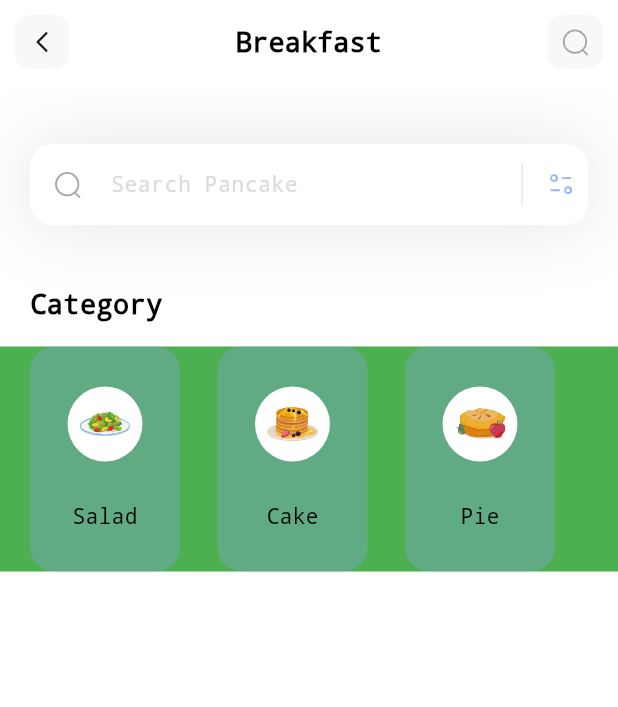
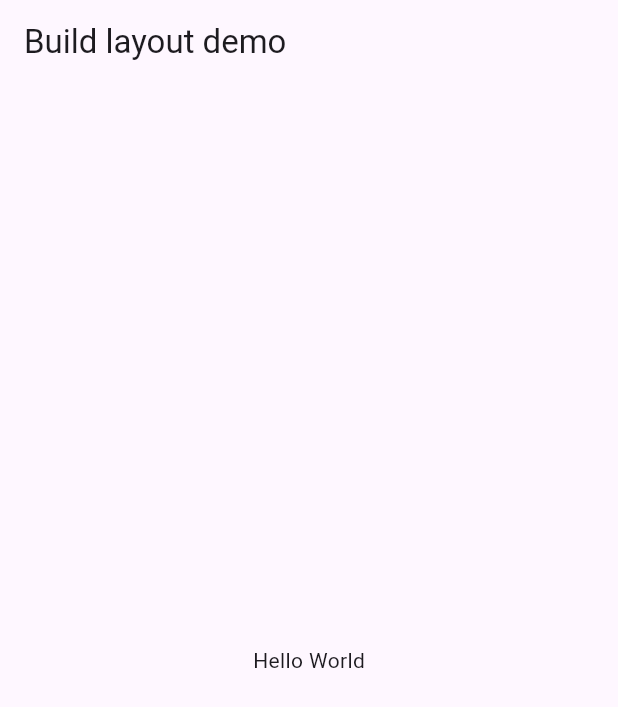
Before and after one commit to ralphmarondev/flutter-app, a Flutter app: the screen it shows after launch, on a phone screen of 412 x 824 dp. Shown: the top 707 px of the screen. Run offline on Flutter 3.47's test engine with Material 3 defaults, Android fonts, the phone set to English and light mode, and no system bars.

Commit message:
simple app layout [scaffold, appbar and body]

```diff
--- /dev/null
+++ b/lib/app1/build_layout.dart
@@ -0,0 +1,70 @@
+import 'package:flutter/material.dart';
+
+class BuildLayoutApp extends StatelessWidget {
+  const BuildLayoutApp({super.key});
+
+  @override
+  Widget build(BuildContext context) {
+    const String appTitle = 'Build layout demo';
+    return MaterialApp(
+      title: appTitle,
+      home: Scaffold(
+        appBar: AppBar(
+          title: const Text(appTitle),
+        ),
+        body: const Center(
+          child: Text('Hello World'),
+        ),
+      ),
+    );
+  }
+}
+
+// Adding the title section
+class TitleSection extends StatelessWidget {
+  const TitleSection({
+    super.key,
+    required this.name,
+    required this.location,
+  });
+
+  final String name;
+  final String location;
+
+  @override
+  Widget build(BuildContext context) {
+    return Padding(
+      padding: const EdgeInsets.all(32),
+      child: Row(
+        children: [
+          Expanded(
+              child: Column(
+            crossAxisAlignment: CrossAxisAlignment.start,
+            children: [
+              Padding(
+                padding: const EdgeInsets.only(bottom: 8),
+                child: Text(
+                  name,
+                  style: const TextStyle(
+                    fontWeight: FontWeight.bold,
+                  ),
+                ),
+              ),
+              Text(
+                location,
+                style: TextStyle(
+                  color: Colors.grey[500],
+                ),
+              ),
+            ],
+          )),
+          Icon(
+            Icons.star,
+            color: Colors.red[500],
+          ),
+          const Text('41')
+        ],
+      ),
+    );
+  }
+}
--- a/lib/main.dart
+++ b/lib/main.dart
@@ -1,20 +1,4 @@
 import 'package:flutter/material.dart';
-import 'package:flutter_app/pages/home.dart';
+import 'package:flutter_app/app1/build_layout.dart';
 
-void main() {
-  runApp(const MyApp());
-}
-
-class MyApp extends StatelessWidget {
-  const MyApp({super.key});
-
-  // This widget is the root of your application.
-  @override
-  Widget build(BuildContext context) {
-    return MaterialApp(
-      debugShowCheckedModeBanner: false,
-      theme: ThemeData(fontFamily: 'Courier New'),
-      home: HomePage(),
-    );
-  }
-}
+void main() => runApp(const BuildLayoutApp());
--- a/lib/models/category_model.dart
+++ /dev/null
@@ -1,37 +0,0 @@
-import 'package:flutter/material.dart';
-
-class CategoryModel {
-  String name;
-  String iconPath;
-  Color boxColor;
-
-  CategoryModel({
-    required this.name,
-    required this.iconPath,
-    required this.boxColor,
-  });
-
-  static List<CategoryModel> getCategories() {
-    List<CategoryModel> categories = [];
-
-    categories.add(CategoryModel(
-      name: 'Salad',
-      iconPath: 'assets/icons/plate.svg',
-      boxColor: Color(0xff92A3FD),
-    ));
-
-    categories.add(CategoryModel(
-      name: 'Cake',
-      iconPath: 'assets/icons/pancakes.svg',
-      boxColor: Color(0xff92A3FD),
-    ));
-
-    categories.add(CategoryModel(
-      name: 'Pie',
-      iconPath: 'assets/icons/pie.svg',
-      boxColor: Color(0xff92A3FD),
-    ));
-
-    return categories;
-  }
-}
--- a/lib/models/diet_model.dart
+++ /dev/null
@@ -1,28 +0,0 @@
-class DietModel {
-  String name, iconPath, level, duration, calorie;
-  bool viewIsSelected;
-
-  DietModel({
-    required this.name,
-    required this.iconPath,
-    required this.level,
-    required this.duration,
-    required this.calorie,
-    required this.viewIsSelected,
-  });
-
-  static List<DietModel> getDiets() {
-    List<DietModel> diets = [];
-
-    diets.add(DietModel(
-      name: 'Honey Pancake',
-      iconPath: 'assets/icons/honey-pancakes.svg',
-      level: 'Easy',
-      duration: '30mins',
-      calorie: '100kCal',
-      viewIsSelected: true,
-    ));
-
-    return diets;
-  }
-}
--- a/lib/pages/home.dart
+++ /dev/null
@@ -1,213 +0,0 @@
-import "dart:js_interop";
-
-import "package:flutter/material.dart";
-import "package:flutter/widgets.dart";
-import "package:flutter_svg/flutter_svg.dart";
-
-import "../models/category_model.dart";
-
-class HomePage extends StatefulWidget {
-  HomePage({super.key});
-
-  @override
-  State<HomePage> createState() => _HomePageState();
-}
-
-class _HomePageState extends State<HomePage> {
-  List<CategoryModel> categories = [];
-
-  void _getCategories() {
-    categories = CategoryModel.getCategories();
-  }
-
-  @override
-  void initState() {
-    _getCategories();
-  }
-
-  @override
-  Widget build(BuildContext context) {
-    _getCategories();
-    return Scaffold(
-      appBar: appBar(),
-      backgroundColor: Colors.white,
-      body: Column(
-        crossAxisAlignment: CrossAxisAlignment.start,
-        children: [
-          _searchField(),
-          const SizedBox(
-            height: 40,
-          ),
-          _categoriesSection()
-        ],
-      ),
-    );
-  }
-
-  Column _categoriesSection() {
-    return Column(
-      crossAxisAlignment: CrossAxisAlignment.start,
-      children: [
-        Padding(
-          padding: const EdgeInsets.only(left: 20),
-          child: Text(
-            'Category',
-            style: TextStyle(
-              color: Colors.black,
-              fontSize: 18,
-              fontWeight: FontWeight.w600,
-            ),
-          ),
-        ),
-        SizedBox(
-          height: 15,
-        ),
-        Container(
-          height: 150,
-          color: Colors.green,
-          child: ListView.separated(
-              separatorBuilder: (context, index) => SizedBox(
-                    width: 25,
-                  ),
-              itemCount: categories.length,
-              scrollDirection: Axis.horizontal,
-              padding: EdgeInsets.only(left: 20, right: 20),
-              itemBuilder: (context, index) {
-                return Container(
-                  width: 100,
-                  decoration: BoxDecoration(
-                    color: categories[index].boxColor.withOpacity(0.3),
-                    borderRadius: BorderRadius.circular(16),
-                  ),
-                  child: Column(
-                      mainAxisAlignment: MainAxisAlignment.spaceEvenly,
-                      children: [
-                        Container(
-                          width: 50,
-                          height: 50,
-                          decoration: BoxDecoration(
-                            color: Colors.white,
-                            shape: BoxShape.circle,
-                          ),
-                          child: Padding(
-                            padding: const EdgeInsets.all(8.0),
-                            child: SvgPicture.asset(categories[index].iconPath),
-                          ),
-                        ),
-                        Text(
-                          categories[index].name,
-                          style: TextStyle(
-                            fontWeight: FontWeight.w400,
-                            color: Colors.black,
-                            fontSize: 14,
-                          ),
-                        )
-                      ]),
-                );
-              }),
-        )
-      ],
-    );
-  }
-
-  Container _searchField() {
-    return Container(
-      margin: const EdgeInsets.only(top: 40, left: 20, right: 20),
-      decoration: BoxDecoration(boxShadow: [
-        BoxShadow(
-            color: const Color(0xff101617).withOpacity(0.11),
-            blurRadius: 40,
-            spreadRadius: 0.0)
-      ]),
-      child: TextField(
-        decoration: InputDecoration(
-            filled: true,
-            fillColor: Colors.white,
-            contentPadding: const EdgeInsets.all(15),
-            hintText: 'Search Pancake',
-            hintStyle: const TextStyle(
-              color: Color(0xffDDDADA),
-              fontSize: 14,
-            ),
-            border: OutlineInputBorder(
-                borderRadius: BorderRadius.circular(15),
-                borderSide: BorderSide.none),
-            prefixIcon: Padding(
-              padding: const EdgeInsets.all(15),
-              child: SvgPicture.asset('assets/icons/Search.svg'),
-            ),
-            // notes: wrap inside [InstrinsicHeight] to show Divider
-            suffixIcon: Container(
-              width:
-                  100, // notes: if we don't put this, suffix icon occupies the whole space
-              child: IntrinsicHeight(
-                child: Row(
-                  mainAxisAlignment: MainAxisAlignment.end,
-                  children: [
-                    const VerticalDivider(
-                      color: Colors.black,
-                      indent: 10, // notes: create space top
-                      endIndent: 10, // notes: create space bottom
-                      thickness: 0.1,
-                    ),
-                    Padding(
-                      padding: const EdgeInsets.all(8.0),
-                      child: SvgPicture.asset('assets/icons/Filter.svg'),
-                    )
-                  ],
-                ),
-              ),
-            )),
-      ),
-    );
-  }
-
-  AppBar appBar() {
-    return AppBar(
-      title: const Text(
-        'Breakfast',
-        style: TextStyle(
-            color: Colors.black, fontSize: 18, fontWeight: FontWeight.bold),
-      ),
-      centerTitle: true,
-      backgroundColor: Colors.white,
-      elevation: 0,
-      leading: Container(
-        margin: const EdgeInsets.all(10),
-        alignment: Alignment.center,
-        child: SvgPicture.asset(
-          'assets/icons/arrow_left2.svg',
-          height: 20,
-          width: 20,
-        ),
-        decoration: BoxDecoration(
-          color: Color(0xffF7F8F8),
-          borderRadius: BorderRadius.circular(10),
-        ),
-      ),
-      actions: [
-        GestureDetector(
-          onTap: () {},
-          child: newMethod(),
-        ),
-      ],
-    );
-  }
-
-  Container newMethod() {
-    return Container(
-      margin: EdgeInsets.all(10),
-      alignment: Alignment.center,
-      width: 37,
-      child: SvgPicture.asset(
-        'assets/icons/Search.svg',
-        height: 20,
-        width: 20,
-      ),
-      decoration: BoxDecoration(
-        color: Color(0xffF7F8F8),
-        borderRadius: BorderRadius.circular(10),
-      ),
-    );
-  }
-}
```
Also changed, not shown: 1 other file.
